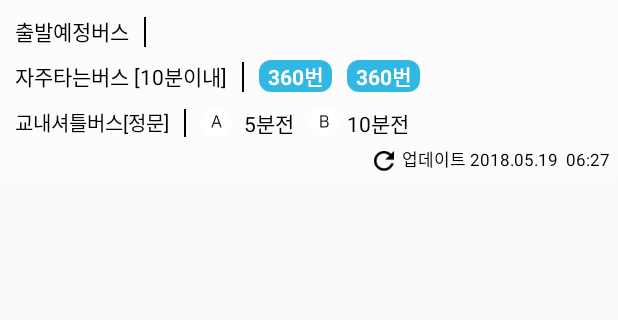
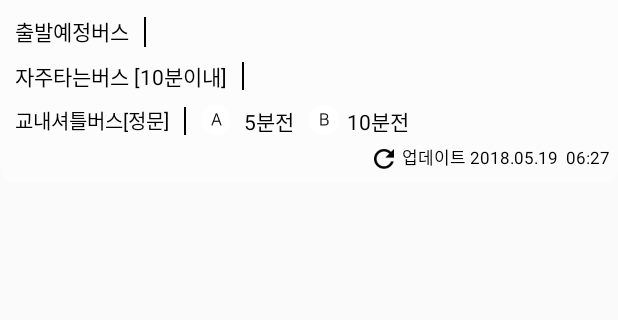
Before and after one commit to JNU-tong/JNU-tong-android, an Android app: the layout widget.xml on its own in the app's theme, with its tools: preview values and no code run, on a phone screen of 412 x 824 dp, the part 60-380 px from its top. Run offline under Robolectric (Android 15) with nearby library versions, the phone set to English and light mode, and no system bars.

Commit message:
위젯완료

```diff
--- a/app/src/main/res/layout/widget.xml
+++ b/app/src/main/res/layout/widget.xml
@@ -58,34 +58,6 @@
                 android:layout_height="20dp"
                 android:layout_marginTop="10dp"
                 android:orientation="horizontal" />
-
-            <!--<TextView-->
-            <!--android:id="@+id/txt_normal_bus1"-->
-            <!--android:layout_width="wrap_content"-->
-            <!--android:layout_height="wrap_content"-->
-            <!--android:layout_marginEnd="10dp"-->
-            <!--android:layout_marginTop="10dp"-->
-            <!--android:background="@drawable/round_shape_sky"-->
-            <!--android:paddingEnd="6dp"-->
-            <!--android:paddingStart="6dp"-->
-            <!--android:text="360번"-->
-            <!--android:textColor="@color/white"-->
-            <!--android:textSize="14sp"-->
-            <!--android:textStyle="bold" />-->
-
-            <!--<TextView-->
-            <!--android:id="@+id/txt_normal_bus2"-->
-            <!--android:layout_width="wrap_content"-->
-            <!--android:layout_height="wrap_content"-->
-            <!--android:layout_marginEnd="10dp"-->
-            <!--android:layout_marginTop="10dp"-->
-            <!--android:background="@drawable/round_shape_sky"-->
-            <!--android:paddingEnd="6dp"-->
-            <!--android:paddingStart="6dp"-->
-            <!--android:text="360번"-->
-            <!--android:textColor="@color/white"-->
-            <!--android:textSize="14sp"-->
-            <!--android:textStyle="bold" />-->
         </LinearLayout>
 
         <LinearLayout
@@ -105,34 +77,39 @@
             <TextView
                 android:layout_width="1dp"
                 android:layout_height="20dp"
-                android:layout_marginEnd="10dp"
                 android:background="@color/black" />
 
-            <TextView
-                android:id="@+id/txt_bookmark_bus1"
+            <LinearLayout
+                android:id="@+id/oftens"
                 android:layout_width="wrap_content"
-                android:layout_height="wrap_content"
-                android:layout_marginEnd="10dp"
-                android:background="@drawable/round_shape_sky"
-                android:paddingEnd="6dp"
-                android:paddingStart="6dp"
-                android:text="360번"
-                android:textColor="@color/white"
-                android:textSize="14sp"
-                android:textStyle="bold" />
+                android:layout_height="20dp"
+                android:orientation="horizontal" />
 
-            <TextView
-                android:id="@+id/txt_bookmark_bus2"
-                android:layout_width="wrap_content"
-                android:layout_height="wrap_content"
-                android:layout_marginEnd="10dp"
-                android:background="@drawable/round_shape_sky"
-                android:paddingEnd="6dp"
-                android:paddingStart="6dp"
-                android:text="360번"
-                android:textColor="@color/white"
-                android:textSize="14sp"
-                android:textStyle="bold" />
+            <!--<TextView-->
+                <!--android:id="@+id/txt_bookmark_bus1"-->
+                <!--android:layout_width="wrap_content"-->
+                <!--android:layout_height="wrap_content"-->
+                <!--android:layout_marginEnd="10dp"-->
+                <!--android:background="@drawable/round_shape_sky"-->
+                <!--android:paddingEnd="6dp"-->
+                <!--android:paddingStart="6dp"-->
+                <!--android:text="360번"-->
+                <!--android:textColor="@color/white"-->
+                <!--android:textSize="14sp"-->
+                <!--android:textStyle="bold" />-->
+
+            <!--<TextView-->
+                <!--android:id="@+id/txt_bookmark_bus2"-->
+                <!--android:layout_width="wrap_content"-->
+                <!--android:layout_height="wrap_content"-->
+                <!--android:layout_marginEnd="10dp"-->
+                <!--android:background="@drawable/round_shape_sky"-->
+                <!--android:paddingEnd="6dp"-->
+                <!--android:paddingStart="6dp"-->
+                <!--android:text="360번"-->
+                <!--android:textColor="@color/white"-->
+                <!--android:textSize="14sp"-->
+                <!--android:textStyle="bold" />-->
         </LinearLayout>
 
         <LinearLayout
@@ -213,8 +190,6 @@
                     android:text="10분전"
                     android:textColor="@color/black" />
             </LinearLayout>
-
-
         </LinearLayout>
 
         <LinearLayout
```
Also changed, not shown: app/build.gradle (+0 -7 lines), app/src/main/java/kr/ac/jejunu/jnu_tong/AppWidget.java (+44 -8 lines), app/src/main/java/kr/ac/jejunu/jnu_tong/CommonData.java (+13 -9 lines).
